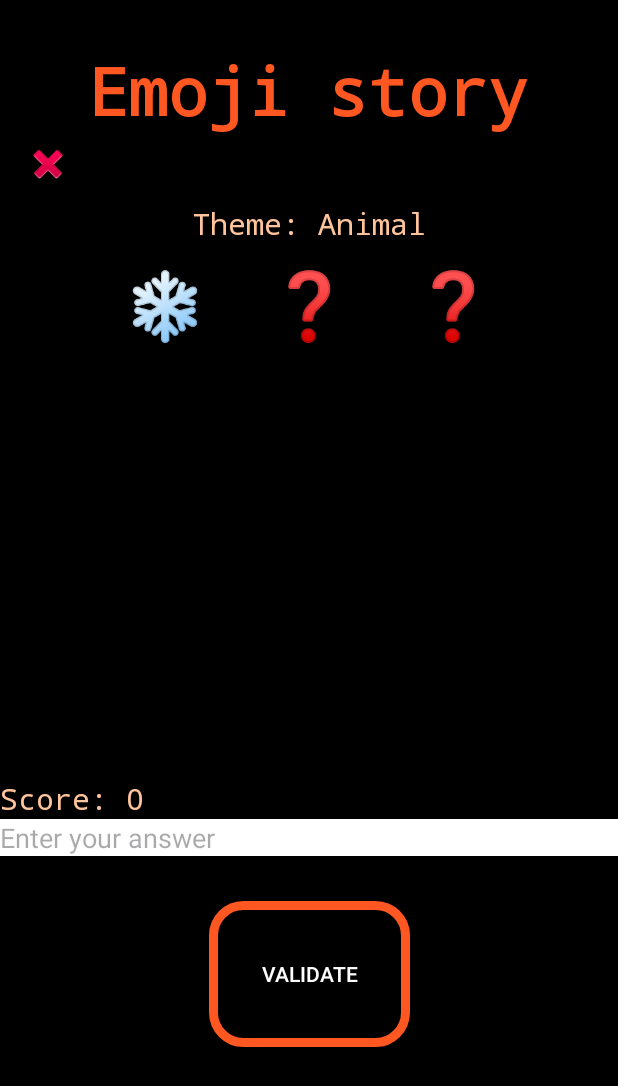
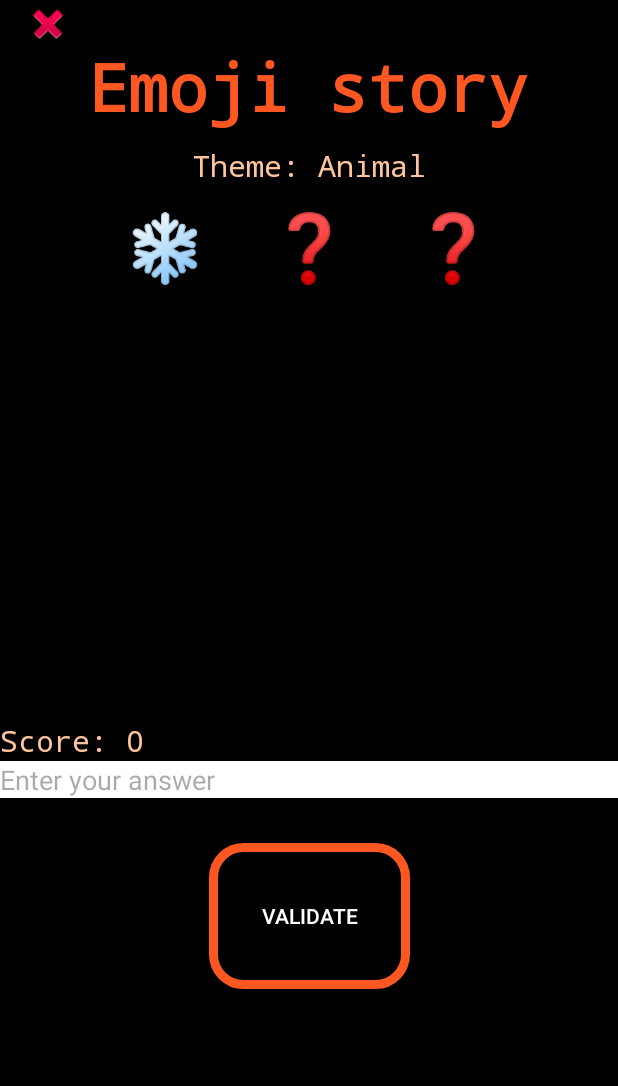
Before and after one commit to Mariechrismas/PopInteraction, an Android app: the EmojiStoryFrontPage screen opened directly, with no data from a screen before it, after a tap on "PLAY", on a phone screen of 412 x 824 dp. Shown: the top 1086 px of the screen. Run offline under Robolectric (Android 15) with nearby library versions, the phone set to English and light mode, and no system bars.

Commit message:
ajout des régles

```diff
--- a/app/src/main/java/com/example/popinteraction/MainActivity.kt
+++ b/app/src/main/java/com/example/popinteraction/MainActivity.kt
@@ -5,6 +5,7 @@ import android.os.Bundle
 import android.view.View
 import androidx.appcompat.app.AppCompatActivity
 import com.example.popinteraction.depixelimage.DepixelimageActivity
+import com.example.popinteraction.depixelimage.DepixelimageMenu
 import com.example.popinteraction.emojistory.EmojiStoryActivity
 import com.example.popinteraction.emojistory.EmojiStoryFrontPage
 
@@ -15,7 +16,7 @@ class MainActivity : AppCompatActivity() {
     }
 
     fun navigateToDepixelImage(view: View) {
-        val intent = Intent(this, DepixelimageActivity::class.java)
+        val intent = Intent(this, DepixelimageMenu::class.java)
         startActivity(intent)
     }
 
--- a/app/src/main/java/com/example/popinteraction/emojistory/EmojiStoryFrontPage.kt
+++ b/app/src/main/java/com/example/popinteraction/emojistory/EmojiStoryFrontPage.kt
@@ -20,6 +20,7 @@ class EmojiStoryFrontPage: AppCompatActivity() {
         startActivity(intent)
     }
 
+    //Methode pour retourner à la page précédente
     fun navigateToMenu(view: View) {
         val intent = Intent(this, MainActivity::class.java)
         startActivity(intent)
--- a/app/src/main/res/layout/activity_emoji_story.xml
+++ b/app/src/main/res/layout/activity_emoji_story.xml
@@ -7,6 +7,17 @@
     android:layout_height="match_parent"
     android:background="#000000"
     tools:context=".EmojiStoryActivity">
+
+    <ImageView
+        android:id="@+id/imageView"
+        android:layout_width="wrap_content"
+        android:layout_height="wrap_content"
+        android:layout_marginTop="4dp"
+        app:layout_constraintEnd_toEndOf="parent"
+        app:layout_constraintHorizontal_bias="0.042"
+        app:layout_constraintStart_toStartOf="parent"
+        app:srcCompat="@android:drawable/ic_delete"
+        android:onClick="navigateToMenu"/>
 
     <TextView
         android:id="@+id/title"
@@ -21,17 +32,6 @@
         app:layout_constraintTop_toTopOf="parent"
         app:layout_constraintVertical_bias="0.063" />
 
-    <ImageView
-        android:id="@+id/imageView"
-        android:layout_width="wrap_content"
-        android:layout_height="wrap_content"
-        android:layout_marginTop="4dp"
-        app:layout_constraintEnd_toEndOf="parent"
-        app:layout_constraintHorizontal_bias="0.042"
-        app:layout_constraintStart_toStartOf="parent"
-        app:layout_constraintTop_toBottomOf="@id/title"
-        app:srcCompat="@android:drawable/ic_delete"
-        android:onClick="navigateToMenu"/>
 
     <TextView
         android:id="@+id/theme"
@@ -41,7 +41,7 @@
         android:gravity="center"
         style="@style/TextStyle"
         android:text="Theme: "
-        app:layout_constraintTop_toBottomOf="@id/imageView"
+        app:layout_constraintTop_toBottomOf="@id/title"
         app:layout_constraintStart_toStartOf="parent"
         app:layout_constraintEnd_toEndOf="parent"
         app:layout_constraintHorizontal_bias="0.5"/>
--- a/app/src/main/res/values/strings.xml
+++ b/app/src/main/res/values/strings.xml
@@ -10,7 +10,7 @@
     <string name="rules_popup_title">Rules of the game</string>
     <string name="rules_depixelimage">In DepixelImage, players are challenged to guess an image that gradually depixelates. The main goal is to recognize the image in the process of restoration and provide an accurate response. Over time, the image becomes clearer, allowing players to observe carefully and use their knowledge to identify the subject or scene depicted.\n\nTo play successfully, participants need to be quick in their observation and clever in their deductions. The key to success lies in the ability to recognize the depixelated image before it is completely restored. In other words, it\'s a challenge that tests players\' visual acuity and memory.</string>
     <string name="rules_guess_voice">OWO</string>
-    <string name="rules_emoji_story">YUY</string>
+    <string name="rules_emoji_story">In EmojiStory, player are challenged to guess subject, with like clue 3 emoji display after each error and one clue and the theme. The score is calculate in function of the numbers of this errors. </string>
     <string name="validate">Validate</string>
     <string name="enter_text">Enter your answer</string>
     <string name="score">Score</string>
```
Also changed, not shown: app/src/main/java/com/example/popinteraction/emojistory/EmojiStoryActivity.kt (+7 -0 lines).
